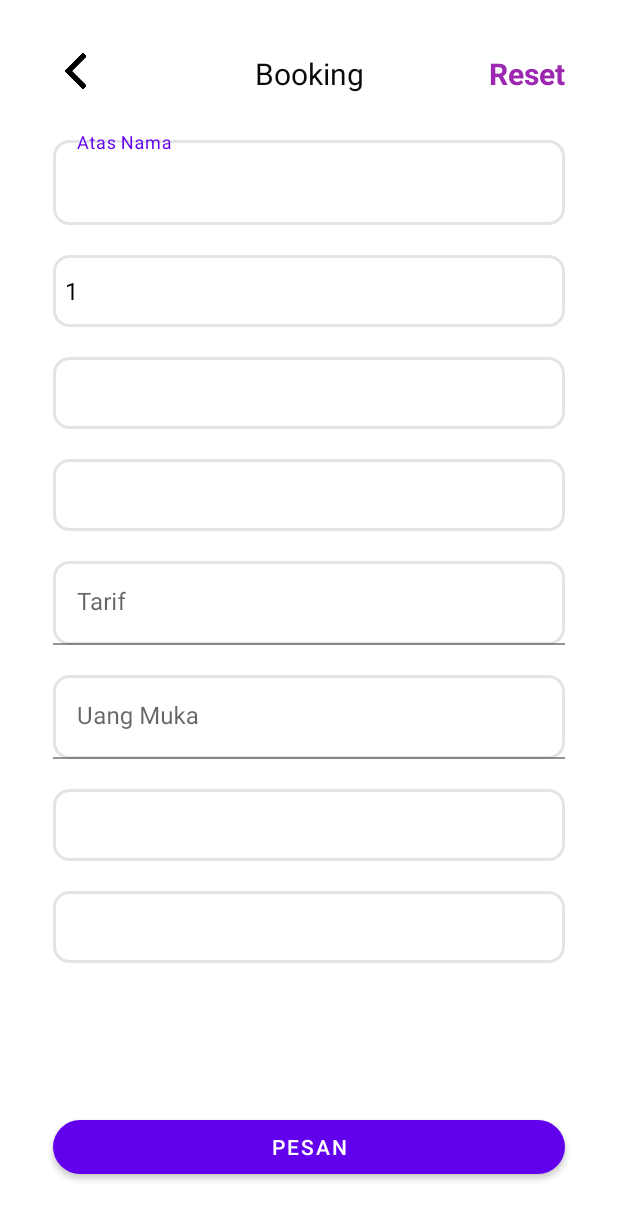
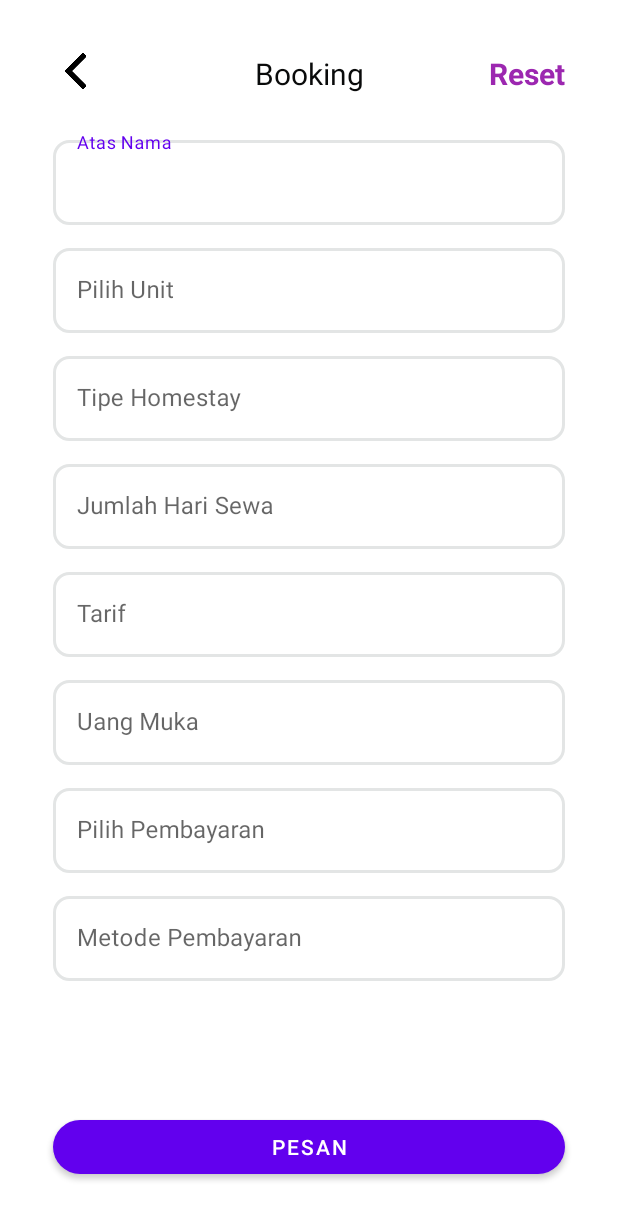
Before and after one commit to ahmadfadhil98/tb_ptb, an Android app: the BookingActivity screen opened directly, with no data from a screen before it, on a phone screen of 412 x 824 dp. Shown: the top 1220 px of the screen. Run offline under Robolectric (Android 15) with nearby library versions, the phone set to English and light mode, and no system bars.

Commit message:
dikit_lagi_1_fadhil

```diff
--- a/app/src/main/java/com/example/aplikasiptb/BookingActivity.java
+++ b/app/src/main/java/com/example/aplikasiptb/BookingActivity.java
@@ -25,10 +25,10 @@ public class BookingActivity extends AppCompatActivity {
             }
         });
 
-        Spinner dropdown = findViewById(R.id.unit);
-        String[] items = new String[]{"1", "2", "three"};
-        ArrayAdapter<String> adapter = new ArrayAdapter<>(this, android.R.layout.simple_spinner_dropdown_item, items);
-        dropdown.setAdapter(adapter);
+//        Spinner dropdown = findViewById(R.id.unit);
+//        String[] items = new String[]{"1", "2", "three"};
+//        ArrayAdapter<String> adapter = new ArrayAdapter<>(this, android.R.layout.simple_spinner_dropdown_item, items);
+//        dropdown.setAdapter(adapter);
     }
 
     public void toInfoPembayaran(View view){
--- a/app/src/main/java/com/example/aplikasiptb/UpdateProfilActivity.java
+++ b/app/src/main/java/com/example/aplikasiptb/UpdateProfilActivity.java
@@ -50,6 +50,7 @@ public class UpdateProfilActivity extends AppCompatActivity {
     public void toDetailProfil(View view){
         Intent intent = new Intent(this, DetailProfilActivity.class);
         startActivity(intent);
+        finish();
     }
 
     private void selectImage(Context context) {
--- a/app/src/main/res/layout/activity_booking.xml
+++ b/app/src/main/res/layout/activity_booking.xml
@@ -73,59 +73,69 @@
             </com.google.android.material.textfield.TextInputLayout>
 
             <com.google.android.material.textfield.TextInputLayout
+                style="@style/Widget.MaterialComponents.TextInputLayout.OutlinedBox"
                 android:layout_width="match_parent"
                 android:layout_height="match_parent">
 
-                <Spinner
+                <EditText
                     android:id="@+id/unit"
                     android:layout_width="match_parent"
                     android:layout_height="wrap_content"
                     android:layout_marginHorizontal="35dp"
                     android:layout_marginVertical="10dp"
                     android:background="@drawable/input_bg"
+                    android:hint="Pilih Unit"
                     android:minHeight="48dp"
-                    android:spinnerMode="dropdown"
+                    android:paddingHorizontal="25dp"
                     tools:ignore="SpeakableTextPresentCheck" />
+
             </com.google.android.material.textfield.TextInputLayout>
 
             <com.google.android.material.textfield.TextInputLayout
+                style="@style/Widget.MaterialComponents.TextInputLayout.OutlinedBox"
                 android:layout_width="match_parent"
                 android:layout_height="match_parent">
 
-                <Spinner
+                <EditText
                     android:id="@+id/tipe"
                     android:layout_width="match_parent"
                     android:layout_height="wrap_content"
                     android:layout_marginHorizontal="35dp"
                     android:layout_marginVertical="10dp"
                     android:background="@drawable/input_bg"
+                    android:hint="Tipe Homestay"
                     android:minHeight="48dp"
-                    android:spinnerMode="dropdown"
+                    android:paddingHorizontal="25dp"
                     tools:ignore="SpeakableTextPresentCheck" />
+
             </com.google.android.material.textfield.TextInputLayout>
 
             <com.google.android.material.textfield.TextInputLayout
+                style="@style/Widget.MaterialComponents.TextInputLayout.OutlinedBox"
                 android:layout_width="match_parent"
                 android:layout_height="match_parent">
 
-                <Spinner
-                    android:id="@+id/jumlahHari"
+                <EditText
+                    android:id="@+id/jumlah"
                     android:layout_width="match_parent"
                     android:layout_height="wrap_content"
                     android:layout_marginHorizontal="35dp"
                     android:layout_marginVertical="10dp"
                     android:background="@drawable/input_bg"
+                    android:hint="Jumlah Hari Sewa"
                     android:minHeight="48dp"
-                    android:spinnerMode="dropdown"
+                    android:paddingHorizontal="25dp"
                     tools:ignore="SpeakableTextPresentCheck" />
+
             </com.google.android.material.textfield.TextInputLayout>
 
             <com.google.android.material.textfield.TextInputLayout
                 android:layout_width="match_parent"
-                android:layout_height="match_parent">
+                android:layout_height="match_parent"
+                style="@style/Widget.MaterialComponents.TextInputLayout.OutlinedBox">>
 
                 <EditText
-                    android:id="@+id/jumlah"
+                    android:id="@+id/tarif"
                     android:layout_width="match_parent"
                     android:layout_height="wrap_content"
                     android:layout_marginHorizontal="35dp"
@@ -139,10 +149,11 @@
 
             <com.google.android.material.textfield.TextInputLayout
                 android:layout_width="match_parent"
-                android:layout_height="match_parent">
+                android:layout_height="match_parent"
+                style="@style/Widget.MaterialComponents.TextInputLayout.OutlinedBox">>
 
                 <EditText
-                    android:id="@+id/tarif"
+                    android:id="@+id/uang_muka"
                     android:layout_width="match_parent"
                     android:layout_height="wrap_content"
                     android:layout_marginHorizontal="35dp"
@@ -155,35 +166,41 @@
             </com.google.android.material.textfield.TextInputLayout>
 
             <com.google.android.material.textfield.TextInputLayout
+                style="@style/Widget.MaterialComponents.TextInputLayout.OutlinedBox"
                 android:layout_width="match_parent"
                 android:layout_height="match_parent">
 
-                <Spinner
+                <EditText
                     android:id="@+id/pembayaran"
                     android:layout_width="match_parent"
                     android:layout_height="wrap_content"
                     android:layout_marginHorizontal="35dp"
                     android:layout_marginVertical="10dp"
                     android:background="@drawable/input_bg"
+                    android:hint="Pilih Pembayaran"
                     android:minHeight="48dp"
-                    android:spinnerMode="dropdown"
+                    android:paddingHorizontal="25dp"
                     tools:ignore="SpeakableTextPresentCheck" />
+
             </com.google.android.material.textfield.TextInputLayout>
 
             <com.google.android.material.textfield.TextInputLayout
+                style="@style/Widget.MaterialComponents.TextInputLayout.OutlinedBox"
                 android:layout_width="match_parent"
                 android:layout_height="match_parent">
 
-                <Spinner
-                    android:id="@+id/metode"
+                <EditText
+                    android:id="@+id/metode_bayar"
                     android:layout_width="match_parent"
                     android:layout_height="wrap_content"
                     android:layout_marginHorizontal="35dp"
                     android:layout_marginVertical="10dp"
                     android:background="@drawable/input_bg"
+                    android:hint="Metode Pembayaran"
                     android:minHeight="48dp"
-                    android:spinnerMode="dropdown"
+                    android:paddingHorizontal="25dp"
                     tools:ignore="SpeakableTextPresentCheck" />
+
             </com.google.android.material.textfield.TextInputLayout>
 
         </LinearLayout>
```
Also changed, not shown: app/src/main/res/layout/activity_ubah_passsword.xml (+6 -3 lines), app/src/main/res/layout/activity_update_profil.xml (+25 -15 lines).
